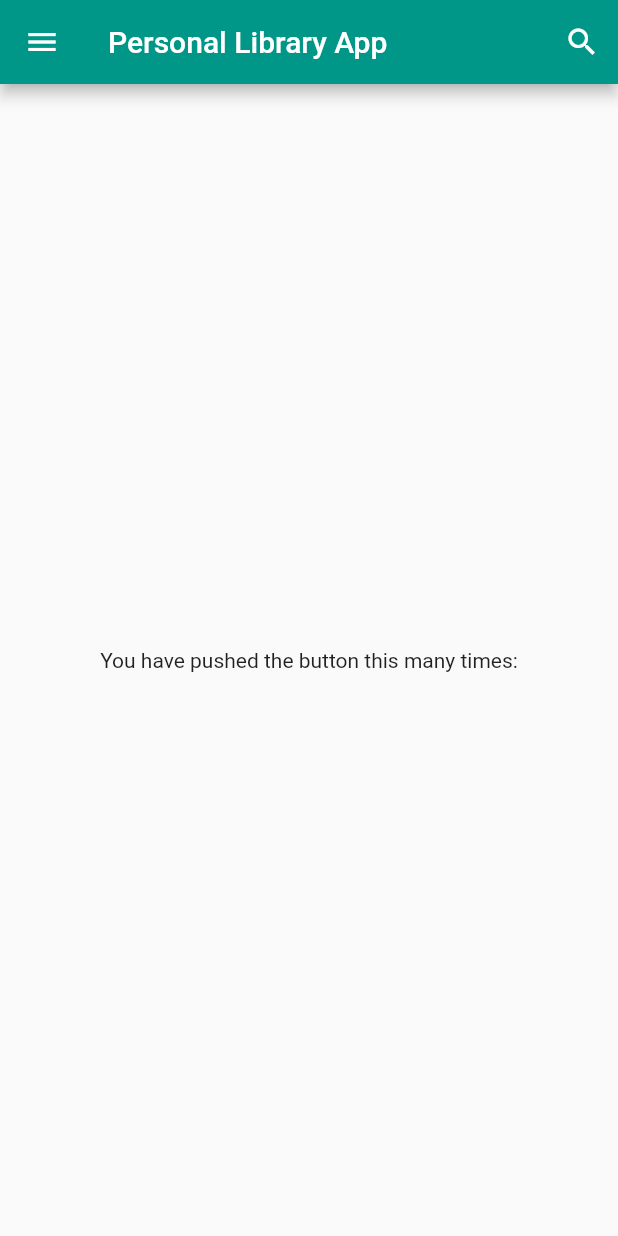
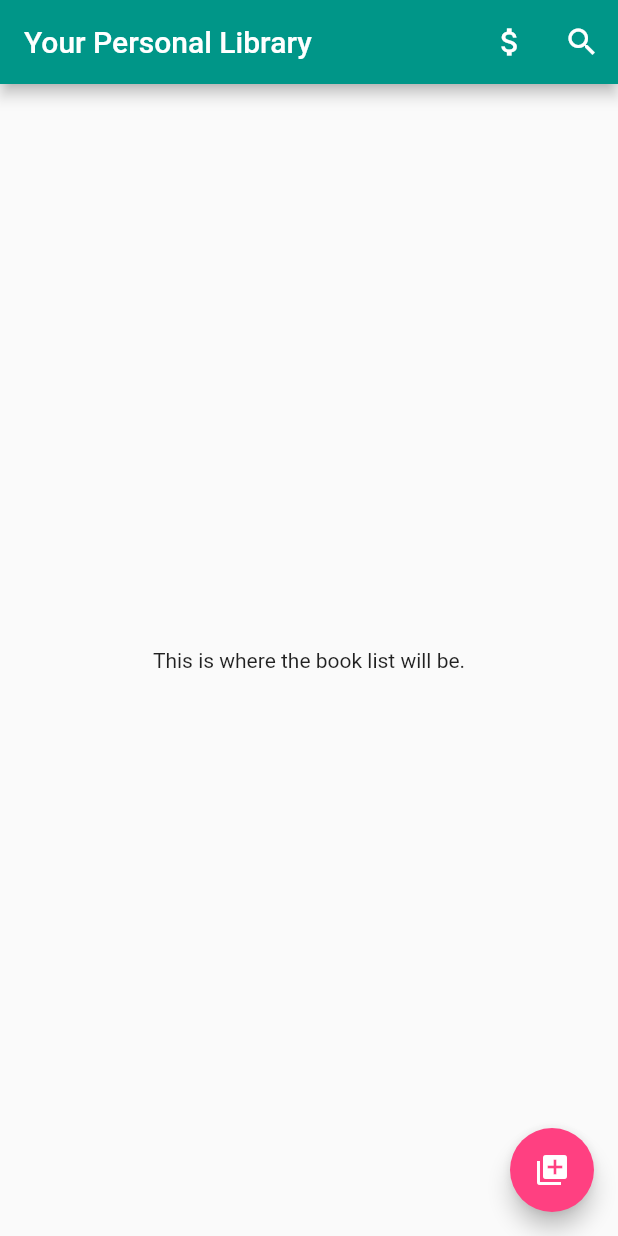
Before and after one commit to msanders-code/New_app, a Flutter app: the screen it shows after launch, on a phone screen of 412 x 824 dp. Run offline on Flutter 3.47's test engine with Material 2 defaults, Android fonts, the light colour scheme and no system bars.

Commit message:
App redesign for home page and added icons instead of a drawer for navigation.

```diff
--- a/library_app/lib/main.dart
+++ b/library_app/lib/main.dart
@@ -15,7 +15,7 @@ class MyApp extends StatelessWidget {
       theme: ThemeData(
         primarySwatch: Colors.teal,
       ),
-      home: const MyHomePage(title: 'Personal Library App'),
+      home: const MyHomePage(title: 'Your Personal Library'),
     );
   }
 }
@@ -36,61 +36,21 @@ class _MyHomePageState extends State<MyHomePage> {
   Widget build(BuildContext context) {
     // Returns the home page and a navigation menu
     return Scaffold(
-      appBar: AppBar(
-        primary: true,
-        title: Text(widget.title),
-        actions: <Widget>[
-          IconButton(icon: const Icon(Icons.search), onPressed: () {})
-        ],
-      ),
-      drawer: Drawer(
-          child: ListView(
-        padding: EdgeInsets.zero,
-        children: const <Widget>[
-          DrawerHeader(
-            decoration: BoxDecoration(
-              color: Colors.teal,
-            ),
-            child: Text(
-              "Menu",
-              style: TextStyle(
-                color: Colors.pinkAccent,
-                fontSize: 18,
-              ),
-            ),
-          ),
-          ListTile(
-            title: Text("Add New Book"),
-          ),
-          ListTile(title: Text("Price Checker")),
-        ],
-      )),
-      body: Center(
-        // Center is a layout widget. It takes a single child and positions it
-        // in the middle of the parent.
-        child: Column(
-          // Column is also a layout widget. It takes a list of children and
-          // arranges them vertically. By default, it sizes itself to fit its
-          // children horizontally, and tries to be as tall as its parent.
-          //
-          // Invoke "debug painting" (press "p" in the console, choose the
-          // "Toggle Debug Paint" action from the Flutter Inspector in Android
-          // Studio, or the "Toggle Debug Paint" command in Visual Studio Code)
-          // to see the wireframe for each widget.
-          //
-          // Column has various properties to control how it sizes itself and
-          // how it positions its children. Here we use mainAxisAlignment to
-          // center the children vertically; the main axis here is the vertical
-          // axis because Columns are vertical (the cross axis would be
-          // horizontal).
-          mainAxisAlignment: MainAxisAlignment.center,
-          children: <Widget>[
-            const Text(
-              'You have pushed the button this many times:',
-            ),
+        appBar: AppBar(
+          primary: true,
+          title: Text(widget.title),
+          actions: <Widget>[
+            IconButton(onPressed: () {}, icon: const Icon(Icons.attach_money)),
+            IconButton(onPressed: () {}, icon: const Icon(Icons.search))
           ],
         ),
-      ),
-    );
+        body: const Center(
+          child: Text('This is where the book list will be.'),
+        ),
+        floatingActionButton: FloatingActionButton(
+          onPressed: () {},
+          child: const Icon(Icons.library_add),
+          backgroundColor: Colors.pinkAccent,
+        ));
   }
 }
```
